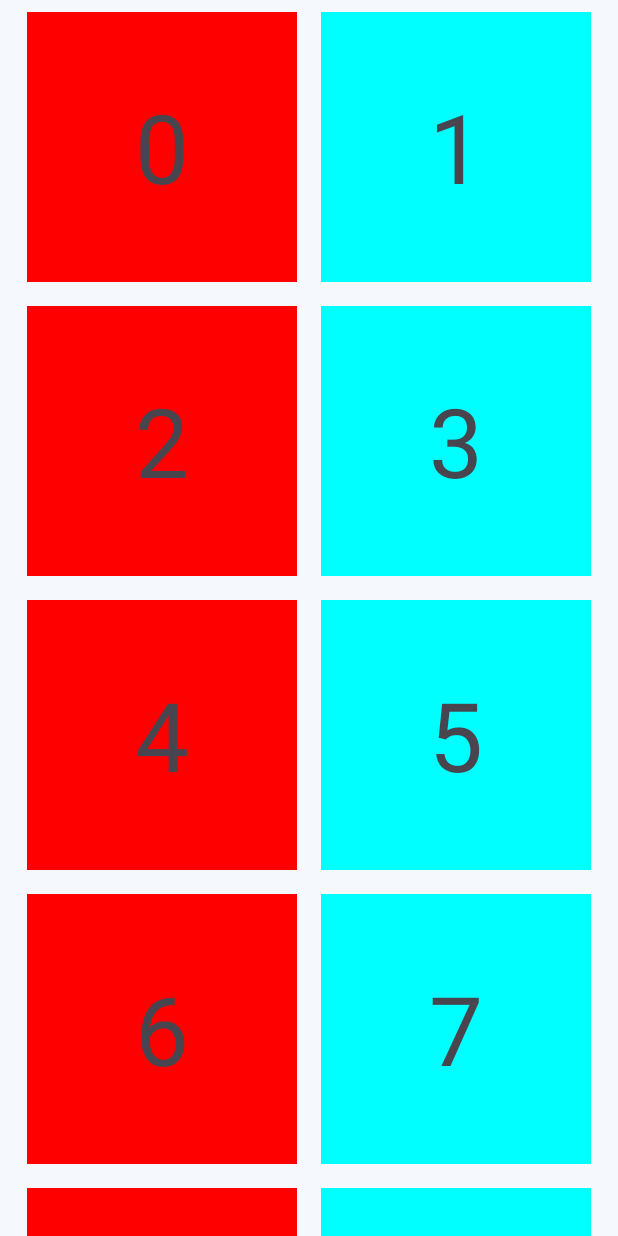
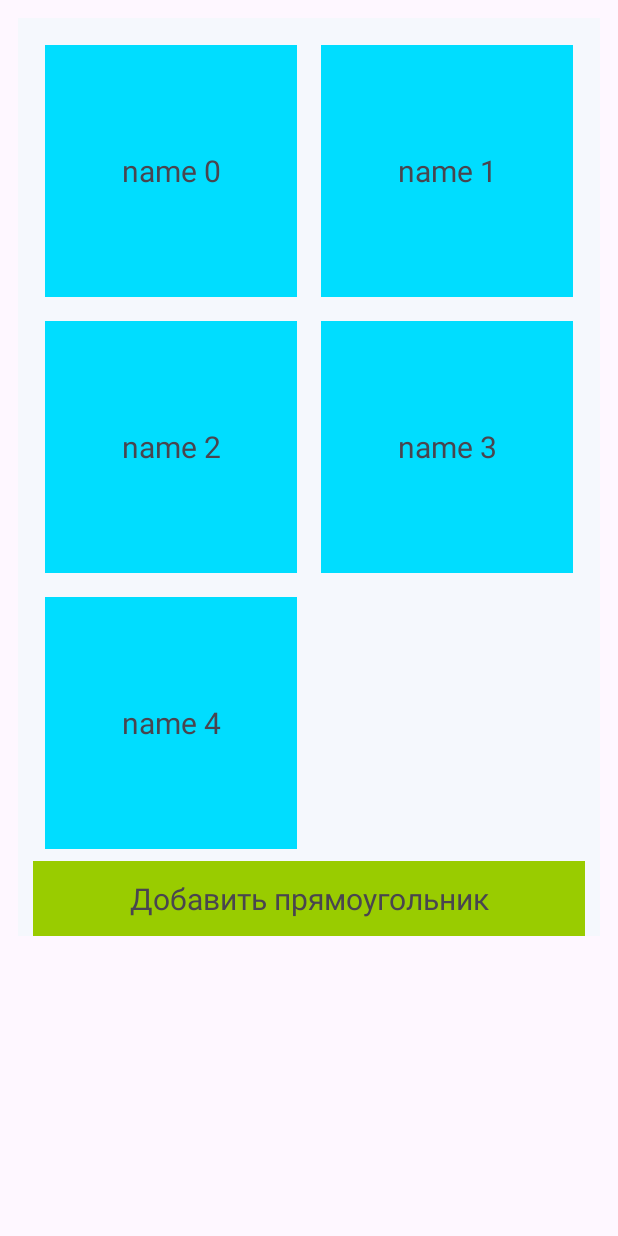
Before and after one commit to ssairu/vk_WEB, an Android app: the screen it shows after launch (MainActivity), on a phone screen of 412 x 824 dp. Run offline under Robolectric (Android 15) with nearby library versions, the phone set to English and light mode, and no system bars.

Commit message:
add Fragments and ViewModel

```diff
--- a/app/build.gradle
+++ b/app/build.gradle
@@ -41,6 +41,10 @@ dependencies {
     implementation 'androidx.appcompat:appcompat:1.6.1'
     implementation 'com.google.android.material:material:1.10.0'
     implementation 'androidx.constraintlayout:constraintlayout:2.1.4'
+    implementation 'androidx.legacy:legacy-support-v4:1.0.0'
+    implementation 'androidx.lifecycle:lifecycle-livedata-ktx:2.6.2'
+    implementation 'androidx.lifecycle:lifecycle-viewmodel-ktx:2.6.2'
+    implementation "androidx.fragment:fragment-ktx:1.6.2"
     testImplementation 'junit:junit:4.13.2'
     androidTestImplementation 'androidx.test.ext:junit:1.1.5'
     androidTestImplementation 'androidx.test.espresso:espresso-core:3.5.1'
--- /dev/null
+++ b/app/src/main/java/com/example/first_vk_app/GalleryFragment.kt
@@ -0,0 +1,67 @@
+package com.example.first_vk_app
+
+import android.content.res.Configuration
+import androidx.lifecycle.ViewModelProvider
+import android.os.Bundle
+import androidx.fragment.app.Fragment
+import android.view.LayoutInflater
+import android.view.View
+import android.view.ViewGroup
+import androidx.fragment.app.viewModels
+import androidx.recyclerview.widget.GridLayoutManager
+import androidx.recyclerview.widget.RecyclerView
+import com.example.first_vk_app.databinding.FragmentGalleryBinding
+
+class GalleryFragment : Fragment() {
+
+    companion object {
+        fun newInstance() = GalleryFragment()
+    }
+
+    private val viewModel: GalleryViewModel by viewModels()
+    private lateinit var binding: FragmentGalleryBinding
+
+    override fun onCreateView(
+        inflater: LayoutInflater, container: ViewGroup?,
+        savedInstanceState: Bundle?
+    ): View? {
+        binding = FragmentGalleryBinding.inflate(inflater)
+        return binding.root
+    }
+
+    @Deprecated("Deprecated in Java")
+    override fun onActivityCreated(savedInstanceState: Bundle?) {
+        super.onActivityCreated(savedInstanceState)
+
+        // TODO: Use the ViewModel
+    }
+
+
+
+    override fun onViewCreated(view: View, savedInstanceState: Bundle?) {
+        super.onViewCreated(view, savedInstanceState)
+
+        val layoutManager: RecyclerView.LayoutManager =
+            if (resources.configuration.orientation == Configuration.ORIENTATION_LANDSCAPE) {
+                GridLayoutManager(view.context, resources.getInteger(R.integer.LANDSCAPE_COLS))
+            } else {
+                GridLayoutManager(view.context, resources.getInteger(R.integer.PORTRAIT_COLS))
+            }
+        binding.recyclerRectangle.layoutManager = layoutManager
+//        var count = resources.getInteger(R.integer.PER_PAGE_ITEMS)
+//
+//        savedInstanceState?.let { bundle ->
+//            count = bundle.getInt("COUNT_RECT")
+//        }
+        var rvAdapter: RvAdapter = RvAdapter(viewModel.PictureList.value!!)
+        binding.recyclerRectangle.adapter = rvAdapter
+        binding.addButton.setOnClickListener {
+            viewModel.addPicture()
+        }
+
+        viewModel.PictureList.observe(viewLifecycleOwner) {
+            rvAdapter.upDateList(it)
+        }
+    }
+
+}
--- /dev/null
+++ b/app/src/main/java/com/example/first_vk_app/GalleryViewModel.kt
@@ -0,0 +1,31 @@
+package com.example.first_vk_app
+
+import androidx.lifecycle.MutableLiveData
+import androidx.lifecycle.ViewModel
+
+class GalleryViewModel : ViewModel() {
+    var PictureList : MutableLiveData<MutableList<PictureItem>> = MutableLiveData()
+
+    init {
+        PictureList.value = mutableListOf(
+            PictureItem(0, "name 0", "path 0", "date 0"),
+            PictureItem(1, "name 1", "path 1", "date 1"),
+            PictureItem(2, "name 2", "path 2", "date 2"),
+            PictureItem(3, "name 3", "path 3", "date 3"),
+            PictureItem(4, "name 4", "path 4", "date 4"),
+        )
+    }
+
+    fun getListPictures() = PictureList
+
+    fun addPicture() {
+        var i = PictureList.value?.size
+        i?.let { PictureItem(it, "name $i", "path $i", "date $i") }?.let {
+            PictureList.value?.add(
+                it
+            )
+        }
+    }
+
+    // TODO: Implement the ViewModel
+}
--- a/app/src/main/java/com/example/first_vk_app/MainActivity.kt
+++ b/app/src/main/java/com/example/first_vk_app/MainActivity.kt
@@ -10,37 +10,26 @@ import com.example.first_vk_app.databinding.ActivityMainBinding
 
 class MainActivity : AppCompatActivity() {
     private lateinit var binding: ActivityMainBinding
-    private lateinit var rvAdapter: RvAdapter
+
 
     override fun onCreate(savedInstanceState: Bundle?) {
         super.onCreate(savedInstanceState)
         binding = ActivityMainBinding.inflate(layoutInflater)
         setContentView(binding.root)
 
-        val layoutManager: RecyclerView.LayoutManager =
-            if (resources.configuration.orientation == Configuration.ORIENTATION_LANDSCAPE) {
-                GridLayoutManager(this, resources.getInteger(R.integer.LANDSCAPE_COLS))
-            } else {
-                GridLayoutManager(this, resources.getInteger(R.integer.PORTRAIT_COLS))
-            }
-        binding.recyclerRectangle.layoutManager = layoutManager
-        var count = resources.getInteger(R.integer.PER_PAGE_ITEMS)
+        supportFragmentManager
+            .beginTransaction()
+            .replace(R.id.fragment1, GalleryFragment.newInstance())
+            .commit()
 
-        savedInstanceState?.let { bundle ->
-            count = bundle.getInt("COUNT_RECT")
-        }
-        rvAdapter = RvAdapter(count)
-        binding.recyclerRectangle.adapter = rvAdapter
-        binding.addButton.setOnClickListener {
-            rvAdapter.addRectangle()
-        }
+
     }
 
-
-    override fun onSaveInstanceState(outState: Bundle) {
-        outState.run {
-            outState.putInt("COUNT_RECT", binding.recyclerRectangle.adapter!!.itemCount)
-        }
-        super.onSaveInstanceState(outState)
-    }
+//
+//    override fun onSaveInstanceState(outState: Bundle) {
+//        outState.run {
+//            outState.putInt("COUNT_RECT", binding.recyclerRectangle.adapter!!.itemCount)
+//        }
+//        super.onSaveInstanceState(outState)
+//    }
 }
--- /dev/null
+++ b/app/src/main/java/com/example/first_vk_app/PictureItem.kt
@@ -0,0 +1,8 @@
+package com.example.first_vk_app
+
+data class PictureItem(
+    var id: Int,
+    var name: String,
+    var path: String,
+    var date: String,
+)
--- a/app/src/main/java/com/example/first_vk_app/RvAdapter.kt
+++ b/app/src/main/java/com/example/first_vk_app/RvAdapter.kt
@@ -7,8 +7,10 @@ import com.example.first_vk_app.databinding.SingleItemBinding
 
 
 class RvAdapter(
-    private var count: Int,
+    private val pictures: MutableList<PictureItem>,
 ) : RecyclerView.Adapter<RvAdapter.ViewHolder>() {
+
+
 
     // create an inner class with name ViewHolder
     // It takes a view argument, in which pass the generated class of single_item.xml
@@ -31,13 +33,13 @@ class RvAdapter(
     // not setting any image data to view
     override fun onBindViewHolder(holder: ViewHolder, position: Int) {
         with(holder){
-            with(position){
-                binding.rectangleText.text = "$this"
-                if (this % 2 == 1){
-                    binding.rectangleText.setBackgroundColor(Color.CYAN)
-                } else {
-                    binding.rectangleText.setBackgroundColor(Color.RED)
-                }
+            with(pictures[position]){
+                binding.rectangleText.text = this.name
+//                if (this % 2 == 1){
+//                    binding.rectangleText.setBackgroundColor(Color.CYAN)
+//                } else {
+//                    binding.rectangleText.setBackgroundColor(Color.RED)
+//                }
 
             }
         }
@@ -45,11 +47,19 @@ class RvAdapter(
 
     // return the size of languageList
     override fun getItemCount(): Int {
-        return count
+        return pictures.size
     }
 
     fun addRectangle() {
-        count++
-        notifyItemInserted(count - 1)
+        pictures.add(PictureItem(itemCount, "name", "path", "date"))
+        notifyItemInserted(itemCount - 1)
+    }
+
+    fun upDateList(newPictures: MutableList<PictureItem>) {
+
+        for (i in 0..<newPictures.size){
+            pictures[i] = (newPictures[i])
+        }
+        notifyItemRangeChanged(0, itemCount - 1)
     }
 }
--- a/app/src/main/res/layout/activity_main.xml
+++ b/app/src/main/res/layout/activity_main.xml
@@ -1,48 +1,23 @@
 <?xml version="1.0" encoding="utf-8"?>
-<androidx.core.widget.NestedScrollView xmlns:android="http://schemas.android.com/apk/res/android"
-    android:layout_width="match_parent"
+<androidx.constraintlayout.widget.ConstraintLayout android:layout_width="match_parent"
     android:layout_height="match_parent"
-    xmlns:tools="http://schemas.android.com/tools"
+    xmlns:android="http://schemas.android.com/apk/res/android"
     xmlns:app="http://schemas.android.com/apk/res-auto">
 
-    <androidx.constraintlayout.widget.ConstraintLayout
+    <FrameLayout
+        android:id="@+id/fragment1"
         android:layout_width="match_parent"
-        android:background="#F5F8FD"
-        android:layout_height="wrap_content"
-        tools:context=".MainActivity"
-        android:scrollbarAlwaysDrawVerticalTrack="true">
+        android:layout_height="match_parent"
+        android:layout_marginStart="12dp"
+        android:layout_marginTop="12dp"
+        android:layout_marginEnd="12dp"
+        android:layout_marginBottom="50dp"
+        app:layout_constraintBottom_toBottomOf="parent"
+        app:layout_constraintEnd_toEndOf="parent"
+        app:layout_constraintHorizontal_bias="1.0"
+        app:layout_constraintStart_toStartOf="parent"
+        app:layout_constraintTop_toTopOf="parent"
+        app:layout_constraintVertical_bias="0.0">
 
-        <!--Add recycler view to main activity-->
-        <androidx.recyclerview.widget.RecyclerView
-            android:id="@+id/recycler_rectangle"
-            android:layout_width="match_parent"
-            android:layout_height="wrap_content"
-            android:nestedScrollingEnabled="false"
-            android:layout_marginStart="10dp"
-            android:layout_marginTop="10dp"
-            android:layout_marginEnd="10dp"
-            app:layout_constraintEnd_toEndOf="parent"
-            app:layout_constraintStart_toStartOf="parent"
-            app:layout_constraintTop_toTopOf="parent"/>
-
-        <TextView
-            android:id="@+id/add_button"
-            android:layout_width="match_parent"
-            android:layout_height="wrap_content"
-            android:layout_marginStart="10dp"
-            android:layout_marginEnd="10dp"
-            android:background="@android:color/holo_green_light"
-            android:clickable="true"
-            android:focusable="true"
-            android:gravity="center"
-            android:padding="11dp"
-            android:text="@string/add_button"
-            android:textSize="20sp"
-            app:layout_constraintBottom_toBottomOf="parent"
-            app:layout_constraintEnd_toEndOf="parent"
-            app:layout_constraintStart_toStartOf="parent"
-            app:layout_constraintTop_toBottomOf="@+id/recycler_rectangle" />
-
-
-        </androidx.constraintlayout.widget.ConstraintLayout>
-</androidx.core.widget.NestedScrollView>
+    </FrameLayout>
+</androidx.constraintlayout.widget.ConstraintLayout>
--- /dev/null
+++ b/app/src/main/res/layout/fragment_gallery.xml
@@ -0,0 +1,48 @@
+<?xml version="1.0" encoding="utf-8"?>
+<androidx.core.widget.NestedScrollView xmlns:android="http://schemas.android.com/apk/res/android"
+    android:layout_width="match_parent"
+    android:layout_height="match_parent"
+    xmlns:tools="http://schemas.android.com/tools"
+    xmlns:app="http://schemas.android.com/apk/res-auto">
+
+    <androidx.constraintlayout.widget.ConstraintLayout
+        android:layout_width="match_parent"
+        android:background="#F5F8FD"
+        android:layout_height="wrap_content"
+        tools:context=".MainActivity"
+        android:scrollbarAlwaysDrawVerticalTrack="true">
+
+        <!--Add recycler view to main activity-->
+        <androidx.recyclerview.widget.RecyclerView
+            android:id="@+id/recycler_rectangle"
+            android:layout_width="match_parent"
+            android:layout_height="wrap_content"
+            android:nestedScrollingEnabled="false"
+            android:layout_marginStart="10dp"
+            android:layout_marginTop="10dp"
+            android:layout_marginEnd="10dp"
+            app:layout_constraintEnd_toEndOf="parent"
+            app:layout_constraintStart_toStartOf="parent"
+            app:layout_constraintTop_toTopOf="parent"/>
+
+        <TextView
+            android:id="@+id/add_button"
+            android:layout_width="match_parent"
+            android:layout_height="wrap_content"
+            android:layout_marginStart="10dp"
+            android:layout_marginEnd="10dp"
+            android:background="@android:color/holo_green_light"
+            android:clickable="true"
+            android:focusable="true"
+            android:gravity="center"
+            android:padding="11dp"
+            android:text="@string/add_button"
+            android:textSize="20sp"
+            app:layout_constraintBottom_toBottomOf="parent"
+            app:layout_constraintEnd_toEndOf="parent"
+            app:layout_constraintStart_toStartOf="parent"
+            app:layout_constraintTop_toBottomOf="@+id/recycler_rectangle" />
+
+
+    </androidx.constraintlayout.widget.ConstraintLayout>
+</androidx.core.widget.NestedScrollView>
--- a/app/src/main/res/layout/single_item.xml
+++ b/app/src/main/res/layout/single_item.xml
@@ -16,7 +16,7 @@
         android:gravity="center"
         android:text=""
         app:layout_constraintDimensionRatio="4:4"
-        android:textSize="64sp"
+        android:textSize="20sp"
         app:layout_constraintBottom_toBottomOf="parent"
         app:layout_constraintEnd_toEndOf="parent"
         app:layout_constraintStart_toStartOf="parent"
```
